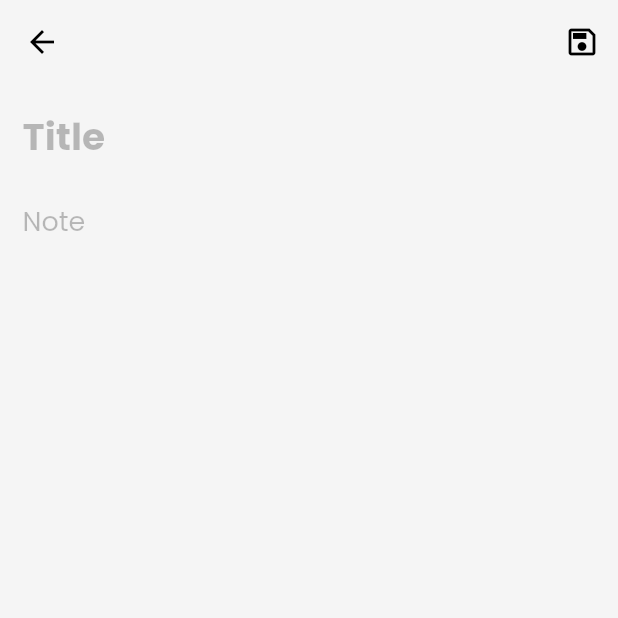
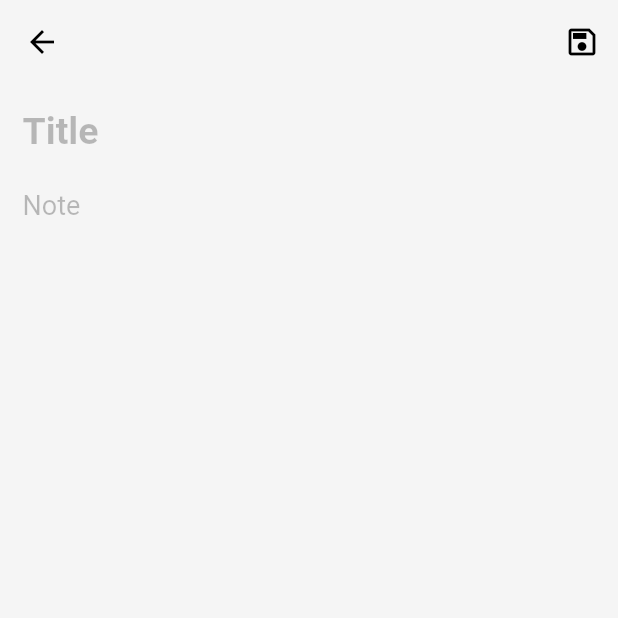
Before and after one commit to Adiii1436/DevTools, a Flutter app: the NoteBookPage screen opened directly with sample values from the repository, after a tap on the "add" icon, on a phone screen of 412 x 824 dp, the top half of it. Run offline on Flutter 3.47's test engine with Material 2 defaults, Android fonts, the phone set to English and light mode, and no system bars; our stand-ins replace cloud_firestore, firebase_core, google_fonts, velocity_x; missing offline and left inert: staggered_grid_view_flutter; accounts and stored records are empty.

Commit message:
moved files

```diff
--- a/lib/Pages/add_note.dart
+++ /dev/null
@@ -1,80 +0,0 @@
-import 'package:cloud_firestore/cloud_firestore.dart';
-import 'package:devtools/home_widgets/themes.dart';
-import 'package:flutter/material.dart';
-
-class AddNote extends StatelessWidget {
-  final TextEditingController title = TextEditingController();
-  final TextEditingController content = TextEditingController();
-
-  final CollectionReference ref =
-      FirebaseFirestore.instance.collection('devTools_notebook');
-
-  AddNote({Key? key}) : super(key: key);
-
-  @override
-  Widget build(BuildContext context) {
-    return Scaffold(
-      appBar: AppBar(
-        backgroundColor: MyTheme.creamColor,
-        elevation: 0.0,
-        actions: [
-          IconButton(
-              onPressed: () {
-                ref.add({
-                  'title': title.text,
-                  'content': content.text,
-                  'created': DateTime.now()
-                }).whenComplete(() => Navigator.pop(context));
-              },
-              splashRadius: 20,
-              icon: const Icon(Icons.save_outlined)),
-          // IconButton(
-          //     onPressed: () {},
-          //     splashRadius: 20,
-          //     icon: Icon(Icons.archive_outlined)),
-          // IconButton(
-          //     onPressed: () {},
-          //     splashRadius: 20,
-          //     icon: Icon(Icons.edit_outlined))
-        ],
-      ),
-      body: Container(
-        margin: const EdgeInsets.symmetric(vertical: 5, horizontal: 15),
-        child: Column(crossAxisAlignment: CrossAxisAlignment.start, children: [
-          TextField(
-              controller: title,
-              cursorColor: Colors.black38,
-              style: const TextStyle(fontSize: 25, color: Colors.black),
-              decoration: const InputDecoration(
-                border: InputBorder.none,
-                focusedBorder: InputBorder.none,
-                enabledBorder: InputBorder.none,
-                disabledBorder: InputBorder.none,
-                hintText: 'Title',
-                hintStyle: TextStyle(
-                  fontWeight: FontWeight.bold,
-                  color: Colors.black26,
-                ),
-              )),
-          Expanded(
-              child: TextField(
-                  controller: content,
-                  maxLines: null,
-                  expands: true,
-                  cursorColor: Colors.black38,
-                  style: const TextStyle(fontSize: 18, color: Colors.black),
-                  decoration: const InputDecoration(
-                    border: InputBorder.none,
-                    focusedBorder: InputBorder.none,
-                    enabledBorder: InputBorder.none,
-                    disabledBorder: InputBorder.none,
-                    hintText: 'Note',
-                    hintStyle: TextStyle(
-                      color: Colors.black26,
-                    ),
-                  ))),
-        ]),
-      ),
-    );
-  }
-}
--- a/lib/Pages/home_page.dart
+++ b/lib/Pages/home_page/home_page.dart
@@ -1,7 +1,7 @@
 import 'package:flutter/material.dart';
 import 'package:velocity_x/velocity_x.dart';
-import '../home_widgets/home_header.dart';
-import '../home_widgets/home_list.dart';
+import 'home_header.dart';
+import 'home_list.dart';
 
 class HomePage extends StatelessWidget {
   const HomePage({Key? key}) : super(key: key);
--- /dev/null
+++ b/lib/Pages/notebook_page/add_note.dart
@@ -0,0 +1,86 @@
+import 'package:cloud_firestore/cloud_firestore.dart';
+import 'package:flutter/material.dart';
+import '../../widgets/themes.dart';
+
+class AddNote extends StatelessWidget {
+  final TextEditingController title = TextEditingController();
+  final TextEditingController content = TextEditingController();
+
+  final CollectionReference ref =
+      FirebaseFirestore.instance.collection('devTools_notebook');
+
+  AddNote({Key? key}) : super(key: key);
+
+  @override
+  Widget build(BuildContext context) {
+    return SafeArea(
+      child: Scaffold(
+        appBar: AppBar(
+          backgroundColor: MyTheme.creamColor,
+          elevation: 0.0,
+          actions: [
+            IconButton(
+                onPressed: () {
+                  ref.add({
+                    'title': title.text,
+                    'content': content.text,
+                    'created': DateTime.now()
+                  }).whenComplete(() => Navigator.pop(context));
+                },
+                splashRadius: 20,
+                icon: const Icon(Icons.save_outlined)),
+            // IconButton(
+            //     onPressed: () {},
+            //     splashRadius: 20,
+            //     icon: Icon(Icons.archive_outlined)),
+            // IconButton(
+            //     onPressed: () {},
+            //     splashRadius: 20,
+            //     icon: Icon(Icons.edit_outlined))
+          ],
+        ),
+        body: Container(
+          margin: const EdgeInsets.symmetric(vertical: 5, horizontal: 15),
+          child:
+              Column(crossAxisAlignment: CrossAxisAlignment.start, children: [
+            TextField(
+                controller: title,
+                cursorColor: Colors.black38,
+                style: const TextStyle(
+                    fontSize: 25,
+                    color: Colors.black,
+                    fontWeight: FontWeight.bold),
+                decoration: const InputDecoration(
+                  border: InputBorder.none,
+                  focusedBorder: InputBorder.none,
+                  enabledBorder: InputBorder.none,
+                  disabledBorder: InputBorder.none,
+                  hintText: 'Title',
+                  hintStyle: TextStyle(
+                    fontWeight: FontWeight.bold,
+                    color: Colors.black26,
+                  ),
+                )),
+            Expanded(
+                child: TextField(
+                    controller: content,
+                    maxLines: null,
+                    expands: true,
+                    cursorColor: Colors.black38,
+                    style: const TextStyle(fontSize: 18, color: Colors.black),
+                    decoration: const InputDecoration(
+                      border: InputBorder.none,
+                      focusedBorder: InputBorder.none,
+                      enabledBorder: InputBorder.none,
+                      disabledBorder: InputBorder.none,
+                      hintText: 'Note',
+                      hintStyle: TextStyle(
+                        color: Colors.black26,
+                      ),
+                    ))),
+          ]),
+        ),
+      ),
+    );
+  }
+}
--- a/lib/Pages/notebook_page.dart
+++ b/lib/Pages/notebook_page/notebook_page.dart
@@ -2,14 +2,15 @@
 import 'dart:math';
 
 import 'package:cloud_firestore/cloud_firestore.dart';
-import 'package:devtools/Pages/add_note.dart';
-import 'package:devtools/Pages/edit_note.dart';
-import 'package:devtools/home_widgets/themes.dart';
+import 'package:devtools/Pages/notebook_page/add_note.dart';
+import 'package:devtools/Pages/notebook_page/edit_note.dart';
 import 'package:flutter/material.dart';
 import 'package:staggered_grid_view_flutter/widgets/staggered_grid_view.dart';
 import 'package:staggered_grid_view_flutter/widgets/staggered_tile.dart';
 import 'package:velocity_x/velocity_x.dart';
-import 'package:devtools/home_widgets/items.dart';
+
+import '../../widgets/items.dart';
+import '../../widgets/themes.dart';
 
 class NoteBookPage extends StatefulWidget {
   final Items item;
@@ -39,7 +40,7 @@ class _NoteBookPageState extends State<NoteBookPage> {
         appBar: AppBar(
           title: const Text(
             'Notebook',
-            style: TextStyle(fontWeight: FontWeight.bold),
+            style: TextStyle(fontWeight: FontWeight.bold, fontSize: 25),
           ),
           backgroundColor: MyTheme.creamColor,
           elevation: 0.0,
@@ -53,7 +54,10 @@ class _NoteBookPageState extends State<NoteBookPage> {
                         () {},
                       ));
             },
-            child: const Icon(Icons.add)),
+            child: const Icon(
+              Icons.add,
+              color: Colors.white,
+            )),
         body: SafeArea(
             child:
                 Column(crossAxisAlignment: CrossAxisAlignment.start, children: [
@@ -119,20 +123,22 @@ class _NoteBookPageState extends State<NoteBookPage> {
                             Text(
                               snapshot.data?.docChanges[index].doc['title'],
                               style: const TextStyle(
-                                  fontSize: 20, fontWeight: FontWeight.bold),
+                                  fontSize: 22, fontWeight: FontWeight.bold),
                             ),
                             const SizedBox(
                               height: 5,
                             ),
-                            Text((snapshot.data?.docChanges[index]
-                                            .doc['content']
-                                            .toString()
-                                            .length ??
-                                        0) <
-                                    50
-                                ? snapshot
-                                    .data?.docChanges[index].doc['content']
-                                : "${snapshot.data?.docChanges[index].doc['content'].toString().substring(0, 80)}....")
+                            Text(
+                              (snapshot.data?.docChanges[index].doc['content']
+                                              .toString()
+                                              .length ??
+                                          0) <
+                                      250
+                                  ? snapshot
+                                      .data?.docChanges[index].doc['content']
+                                  : "${snapshot.data?.docChanges[index].doc['content'].toString().substring(0, 250)}.........",
+                              style: TextStyle(fontSize: 16),
+                            )
                           ],
                         ),
                       ),
--- a/lib/home_widgets/items.dart
+++ b/lib/widgets/items.dart
@@ -24,8 +24,8 @@ class Items {
           title: "Todo list",
           imageUrl: "assets/Images/smartphone-gcd4d097f4_1280.png",
           color: "#f4717f",
-          width: 105,
-          height: 128),
+          width: 101,
+          height: 122),
       Items(
           title: "Games",
           imageUrl: "assets/Images/3745105-removebg-preview.png",
@@ -44,7 +44,7 @@ class Items {
           imageUrl: "assets/Images/5215757-removebg-preview.png",
           color: "#bdbdc7",
           width: 130,
-          height: 125),
+          height: 121),
       Items(
           title: "Github",
           imageUrl: "assets/Images/GitHub-Code-Repository-removebg-preview.png",
--- a/lib/home_widgets/themes.dart
+++ b/lib/widgets/themes.dart
@@ -7,7 +7,8 @@ class MyTheme {
       primarySwatch: Colors.lightBlue,
       cardColor: Colors.white,
       canvasColor: MyTheme.creamColor,
-        fontFamily: GoogleFonts.poppins().fontFamily,
+      fontFamily: GoogleFonts.courierPrime()
+          .fontFamily //GoogleFonts.poppins().fontFamily
       // appBarTheme: const AppBarTheme(
       //   color: Colors.white,
       //   elevation: 0.0,)
```
Also changed, not shown: lib/Pages/edit_note.dart (deleted, +0 -105 lines), lib/Pages/home_page/home_list.dart (renamed from lib/home_widgets/home_list.dart, +8 -5 lines), lib/Pages/notebook_page/edit_note.dart (added, +110 -0 lines), lib/main.dart (+3 -4 lines), lib/Pages/home_page/home_header.dart (renamed from lib/home_widgets/home_header.dart), lib/widgets/hex_color.dart (renamed from lib/home_widgets/hex_color.dart), lib/widgets/routes.dart (renamed from lib/home_widgets/routes.dart). Lines whose indentation alone changed are shown as unchanged.
